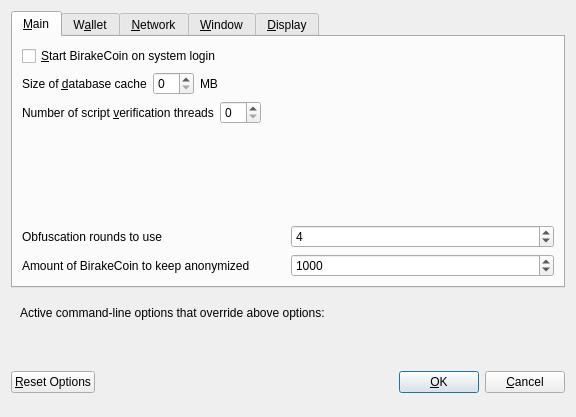
Qt form src/qt/forms/optionsdialog.ui (decenomy/BIR) before a commit.
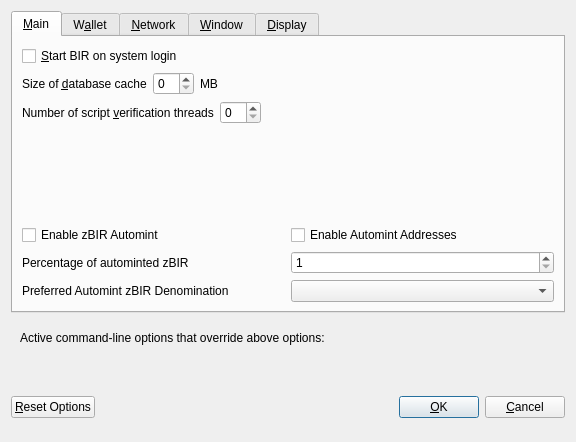
The same form after that commit. Custom widgets are drawn as their Qt base class.

Diff of the .ui file:
```diff
--- a/src/qt/forms/optionsdialog.ui
+++ b/src/qt/forms/optionsdialog.ui
@@ -7,7 +7,7 @@
     <x>0</x>
     <y>0</y>
     <width>576</width>
-    <height>417</height>
+    <height>442</height>
    </rect>
   </property>
   <property name="windowTitle">
@@ -33,7 +33,7 @@
           <string>Automatically start BirakeCoin after logging in to the system.</string>
          </property>
          <property name="text">
-          <string>&amp;Start BirakeCoin on system login</string>
+          <string>&amp;Start BIR on system login</string>
          </property>
         </widget>
        </item>
@@ -131,73 +131,109 @@
         </spacer>
        </item>
        <item>
-        <layout class="QHBoxLayout" name="horizontalLayout_4_Main">
+        <widget class="QWidget" name="verticalZpivOptionsWidget" native="true">
+         <layout class="QVBoxLayout" name="verticalZpivOptionsLayout">
+          <property name="margin">
+           <number>0</number>
+          </property>
          <item>
-          <widget class="QLabel" name="label">
+           <layout class="QHBoxLayout" name="horizontalAutomintingLayout">
+            <item>
+             <widget class="QCheckBox" name="checkBoxZeromintEnable">
            <property name="toolTip">
-            <string>This setting determines the amount of individual masternodes that an input will be anonymized through.&lt;br/&gt;More rounds of anonymization gives a higher degree of privacy, but also costs more in fees.</string>
-           </property>
+               <string>Enable automatic minting of BIR units to zBIR</string>
+              </property>
+              <property name="layoutDirection">
+               <enum>Qt::LeftToRight</enum>
+              </property>
            <property name="text">
-            <string>Obfuscation rounds to use</string>
+               <string>Enable zBIR Automint</string>
            </property>
           </widget>
          </item>
          <item>
-          <widget class="QSpinBox" name="obfuscationRounds">
-           <property name="minimum">
-            <number>2</number>
-           </property>
-           <property name="maximum">
-            <number>8</number>
-           </property>
-           <property name="value">
-            <number>4</number>
+             <widget class="QCheckBox" name="checkBoxZeromintAddresses">
+              <property name="toolTip">
+               <string>Enable automatic zBIR minting from specific addresses</string>
+              </property>
+              <property name="layoutDirection">
+               <enum>Qt::LeftToRight</enum>
+              </property>
+              <property name="text">
+               <string>Enable Automint Addresses</string>
            </property>
           </widget>
          </item>
         </layout>
        </item>
        <item>
-        <layout class="QHBoxLayout" name="horizontalLayout">
+           <layout class="QHBoxLayout" name="horizontalZmintPercentageLayout">
          <item>
-          <widget class="QLabel" name="label_2">
+             <widget class="QLabel" name="percentage_label">
            <property name="toolTip">
-            <string>This amount acts as a threshold to turn off Obfuscation once it's reached.</string>
-           </property>
-           <property name="statusTip">
-            <string notr="true"/>
-           </property>
-           <property name="whatsThis">
-            <string notr="true"/>
-           </property>
-           <property name="accessibleName">
-            <string notr="true"/>
-           </property>
-           <property name="accessibleDescription">
-            <string notr="true"/>
-           </property>
+               <string>Percentage of incoming BIR which get automatically converted to zBIR via Zerocoin Protocol (min: 10%)</string>
+              </property>
+              <property name="text">
+               <string>Percentage of autominted zBIR</string>
+              </property>
+             </widget>
+            </item>
+            <item>
+             <widget class="QSpinBox" name="zeromintPercentage">
+              <property name="minimum">
+               <number>1</number>
+              </property>
+              <property name="maximum">
+               <number>100</number>
+              </property>
+             </widget>
+            </item>
+           </layout>
+          </item>
+          <item>
+           <layout class="QHBoxLayout" name="horizontalLayout" stretch="0,0">
+            <property name="sizeConstraint">
+             <enum>QLayout::SetFixedSize</enum>
+            </property>
+            <item>
+             <widget class="QLabel" name="labelPreferredDenom">
+              <property name="maximumSize">
+               <size>
+                <width>16777215</width>
+                <height>16777215</height>
+               </size>
+              </property>
+              <property name="toolTip">
+               <string>Wait with automatic conversion to Zerocoin until enough BIR for this denomination is available</string>
+              </property>
            <property name="text">
-            <string>Amount of BirakeCoin to keep anonymized</string>
+               <string>Preferred Automint zBIR Denomination</string>
            </property>
           </widget>
          </item>
          <item>
-          <widget class="QSpinBox" name="anonymizeBirakeCoin">
-           <property name="minimum">
-            <number>100</number>
-           </property>
-           <property name="maximum">
-            <number>100000</number>
-           </property>
-           <property name="singleStep">
-            <number>100</number>
-           </property>
-           <property name="value">
-            <number>1000</number>
+             <widget class="QComboBox" name="preferredDenom">
+              <property name="maximumSize">
+               <size>
+                <width>16777215</width>
+                <height>27</height>
+               </size>
+              </property>
+              <property name="toolTip">
+               <string>Wait with automatic conversion to Zerocoin until enough BIR for this denomination is available</string>
+              </property>
+              <property name="maxVisibleItems">
+               <number>9</number>
+              </property>
+              <property name="maxCount">
+               <number>9</number>
            </property>
           </widget>
          </item>
         </layout>
+          </item>
+         </layout>
+        </widget>
        </item>
       </layout>
      </widget>
```
Left out of the diff: 98 changed lines with no effect on the pictures. Lines whose indentation alone changed are shown as unchanged.
